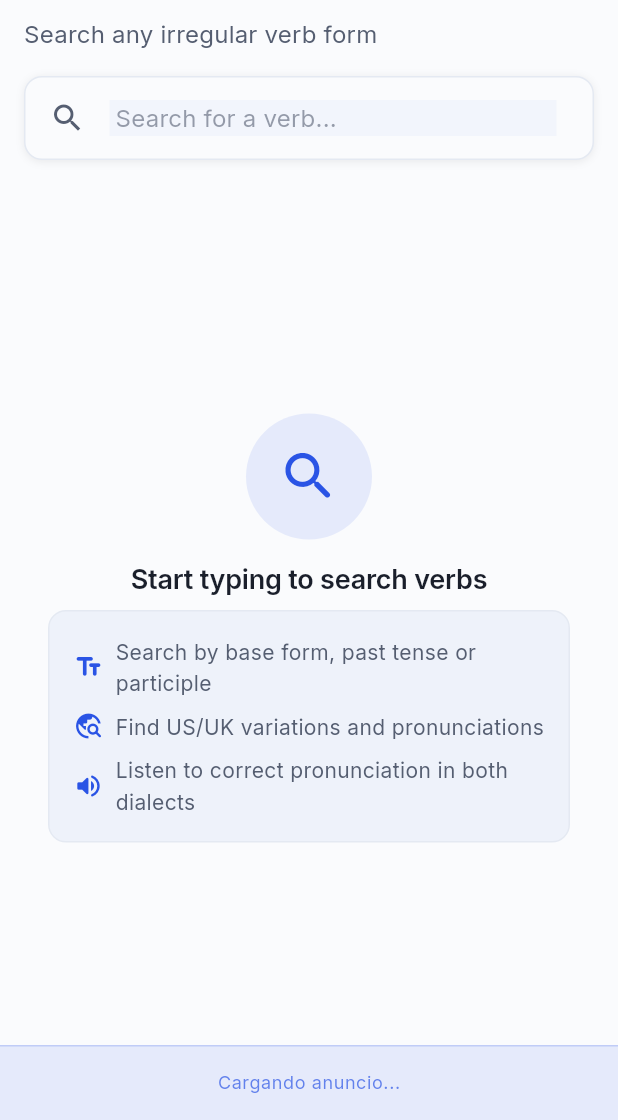
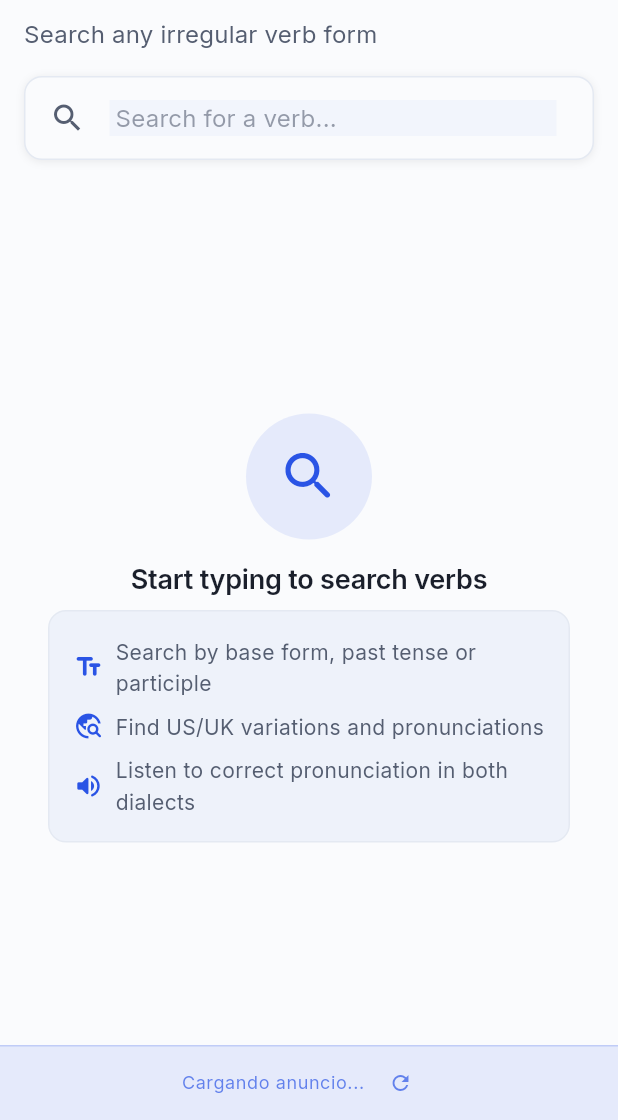
Before and after one commit to abatullu/verblab, a Flutter app: the screen it shows after launch, on a phone screen of 412 x 824 dp, the part 116-1236 px from its top. Run offline on Flutter 3.47's test engine with Material 3 defaults, Android fonts, the phone set to English and light mode, and no system bars; our stand-ins replace equatable, flutter_riverpod, flutter_tts, go_router, google_fonts, google_mobile_ads and 3 more; accounts and stored records are empty; network calls fail.

```diff
--- a/lib/core/providers/monetization_providers.dart
+++ b/lib/core/providers/monetization_providers.dart
@@ -1,25 +1,22 @@
 // lib/core/providers/monetization_providers.dart
+import 'package:flutter/foundation.dart';
 import 'package:flutter_riverpod/flutter_riverpod.dart';
 import 'package:in_app_purchase/in_app_purchase.dart';
+import 'dart:async';
 import '../../data/datasources/ads/ad_manager.dart';
 import '../../data/datasources/purchase/purchase_manager.dart';
 import '../../data/models/purchase_details_model.dart';
-// ignore: unused_import
 import 'user_preferences_provider.dart';
 
-// Providers para AdManager - Cambiado a ChangeNotifierProvider
+// Provider para AdManager con ChangeNotifierProvider para notificaciones automáticas
 final adManagerProvider = ChangeNotifierProvider<AdManager>((ref) {
   return AdManager();
 });
 
 // Provider para verificar si mostrar anuncios
 final showAdsProvider = Provider<bool>((ref) {
-  // Para desarrollo, forzar a true independientemente del estado premium
-  return true;
-
-  // Versión original (revertir tras pruebas):
-  // final isPremium = ref.watch(isPremiumProvider);
-  // return !isPremium;
+  final isPremium = ref.watch(isPremiumProvider);
+  return !isPremium;
 });
 
 // Providers para PurchaseManager
--- a/lib/presentation/widgets/monetization/banner_ad_container.dart
+++ b/lib/presentation/widgets/monetization/banner_ad_container.dart
@@ -3,6 +3,7 @@ import 'package:flutter/material.dart';
 import 'package:flutter_riverpod/flutter_riverpod.dart';
 import 'package:google_mobile_ads/google_mobile_ads.dart';
 import '../../../core/providers/monetization_providers.dart';
+import '../../../core/themes/app_theme.dart';
 
 class BannerAdContainer extends ConsumerStatefulWidget {
   const BannerAdContainer({super.key});
@@ -12,6 +13,10 @@ class BannerAdContainer extends ConsumerStatefulWidget {
 }
 
 class _BannerAdContainerState extends ConsumerState<BannerAdContainer> {
+  bool _hasTriedLoading = false;
+  bool _isLoading = true;
+  String? _errorMessage;
+
   @override
   void initState() {
     super.initState();
@@ -19,13 +24,37 @@ class _BannerAdContainerState extends ConsumerState<BannerAdContainer> {
   }
 
   Future<void> _loadAd() async {
+    setState(() {
+      _hasTriedLoading = true;
+      _isLoading = true;
+      _errorMessage = null;
+    });
+
     final showAds = ref.read(showAdsProvider);
-    if (!showAds) return;
+    if (!showAds) {
+      setState(() {
+        _isLoading = false;
+      });
+      return;
+    }
 
-    final adManager = ref.read(adManagerProvider);
-    await adManager.loadBannerAd();
-    // Forzar reconstrucción cuando el anuncio se carga
-    if (mounted) setState(() {});
+    try {
+      final adManager = ref.read(adManagerProvider);
+      await adManager.loadBannerAd();
+
+      if (mounted) {
+        setState(() {
+          _isLoading = false;
+        });
+      }
+    } catch (e) {
+      if (mounted) {
+        setState(() {
+          _isLoading = false;
+          _errorMessage = e.toString();
+        });
+      }
+    }
   }
 
   @override
@@ -51,22 +80,52 @@ class _BannerAdContainerState extends ConsumerState<BannerAdContainer> {
       decoration: BoxDecoration(
         color: theme.colorScheme.primary.withValues(alpha: 0.1),
         border: Border(
-          top: BorderSide(color: theme.colorScheme.primary.withValues(alpha: 0.2)),
+          top: BorderSide(
+            color: theme.colorScheme.primary.withValues(alpha: 0.2),
+          ),
         ),
       ),
       alignment: Alignment.center,
       child:
           adManager.isBannerAdLoaded && adManager.bannerAd != null
-              ? SizedBox(
-                width: adManager.bannerAd!.size.width.toDouble(),
-                height: adManager.bannerAd!.size.height.toDouble(),
-                child: AdWidget(ad: adManager.bannerAd!),
-              )
-              : Text(
-                "Cargando anuncio...",
-                style: theme.textTheme.bodySmall?.copyWith(
-                  color: theme.colorScheme.primary.withValues(alpha: 0.7),
-                ),
+              ? AdWidget(ad: adManager.bannerAd!)
+              : Row(
+                mainAxisAlignment: MainAxisAlignment.center,
+                children: [
+                  if (_isLoading)
+                    SizedBox(
+                      width: 16,
+                      height: 16,
+                      child: CircularProgressIndicator(
+                        strokeWidth: 2,
+                        valueColor: AlwaysStoppedAnimation<Color>(
+                          theme.colorScheme.primary.withValues(alpha: 0.7),
+                        ),
+                      ),
+                    ),
+                  if (_isLoading) const SizedBox(width: 8),
+                  Text(
+                    _errorMessage ?? "Cargando anuncio...",
+                    style: theme.textTheme.bodySmall?.copyWith(
+                      color:
+                          _errorMessage != null
+                              ? theme.colorScheme.error
+                              : theme.colorScheme.primary.withValues(
+                                alpha: 0.7,
+                              ),
+                    ),
+                  ),
+                  if (!_isLoading && !adManager.isBannerAdLoaded)
+                    IconButton(
+                      icon: Icon(
+                        Icons.refresh,
+                        size: 16,
+                        color: theme.colorScheme.primary.withValues(alpha: 0.7),
+                      ),
+                      onPressed: _loadAd,
+                      tooltip: 'Reintentar',
+                    ),
+                ],
               ),
     );
   }
```
Also changed, not shown: lib/data/datasources/ads/ad_manager.dart (+43 -13 lines), lib/main.dart (+22 -6 lines), 1 other file.
